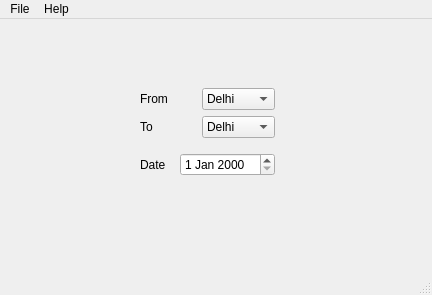
Old version of the form journey.ui in the repository kHarshit/railway-ticketing-system.
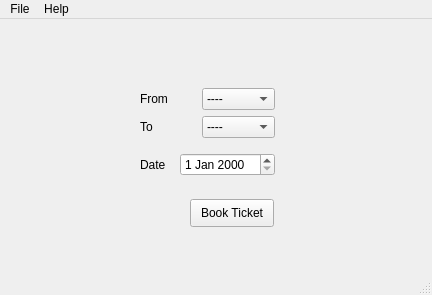
New version of the form.

Commit message: Add sample booked ticket

The edit to the form file:
```diff
--- a/journey.ui
+++ b/journey.ui
@@ -58,7 +58,12 @@
           </widget>
          </item>
          <item>
-          <widget class="QComboBox" name="comboBox">
+          <widget class="QComboBox" name="comboBox_from">
+           <item>
+            <property name="text">
+             <string>----</string>
+            </property>
+           </item>
            <item>
             <property name="text">
              <string>Delhi</string>
@@ -91,7 +96,12 @@
           </widget>
          </item>
          <item>
-          <widget class="QComboBox" name="comboBox_2">
+          <widget class="QComboBox" name="comboBox_to">
+           <item>
+            <property name="text">
+             <string>----</string>
+            </property>
+           </item>
            <item>
             <property name="text">
              <string>Delhi</string>
@@ -132,6 +142,19 @@
      </item>
     </layout>
    </widget>
+   <widget class="QPushButton" name="pushButton_bookTicket">
+    <property name="geometry">
+     <rect>
+      <x>190</x>
+      <y>180</y>
+      <width>84</width>
+      <height>28</height>
+     </rect>
+    </property>
+    <property name="text">
+     <string>Book Ticket</string>
+    </property>
+   </widget>
   </widget>
   <widget class="QMenuBar" name="menubar">
    <property name="geometry">
```
Left out of the diff: 6 changed lines with no effect on the pictures. The commit also changes 2 other files.
